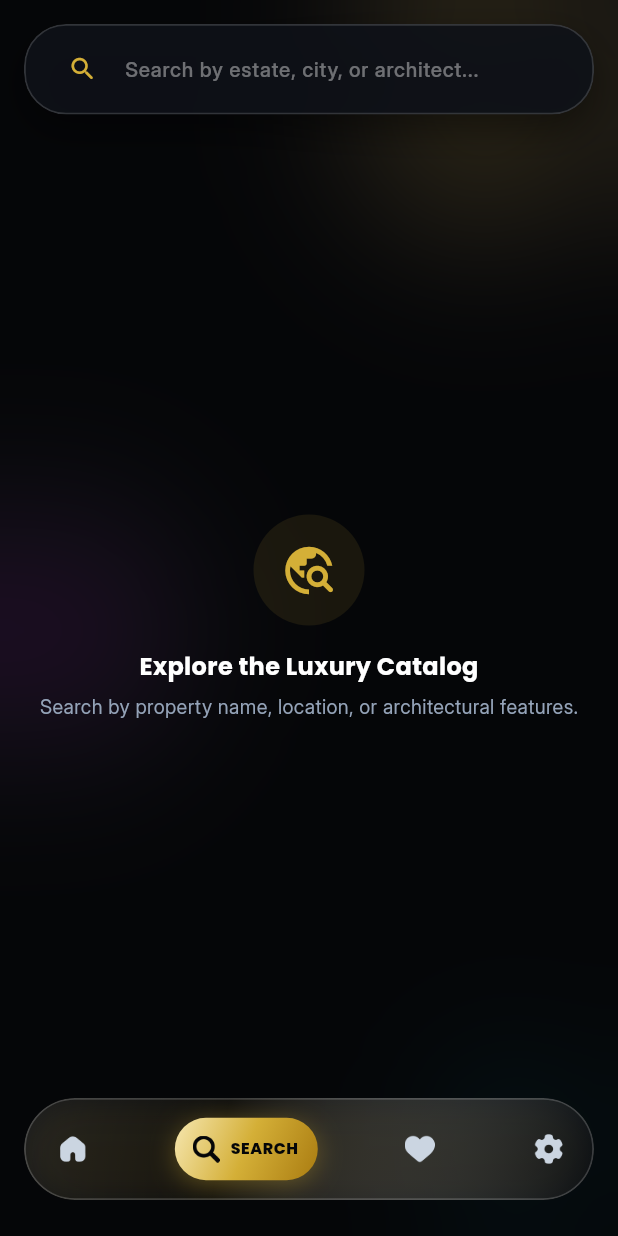
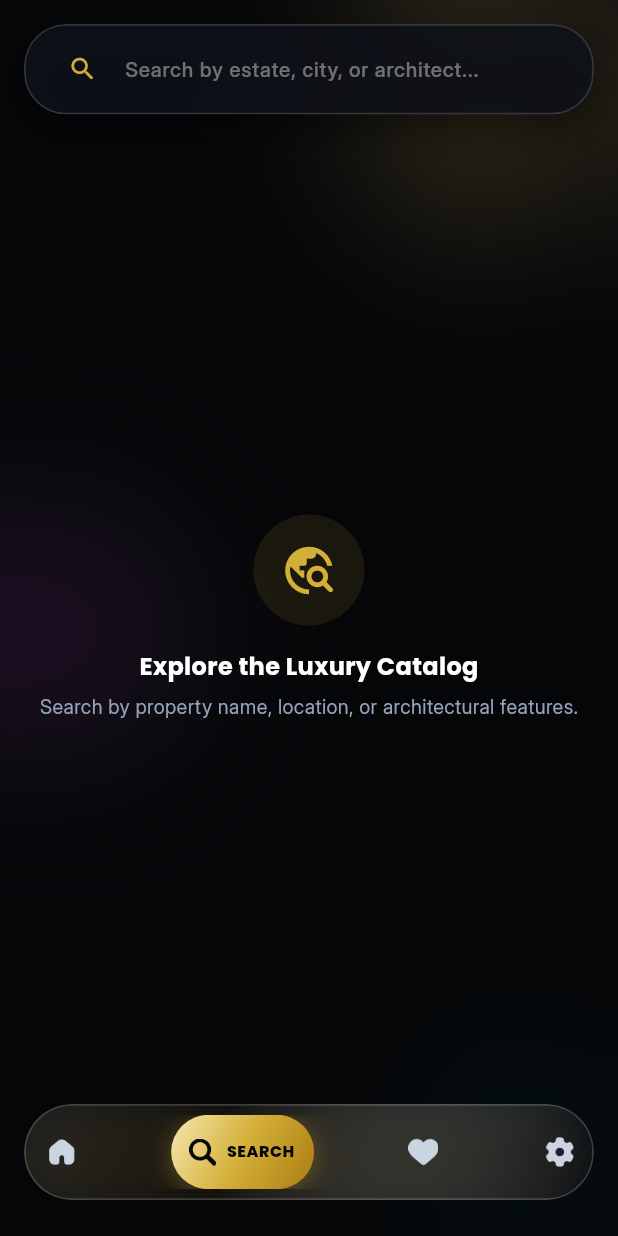
Before and after one commit to zactsm/vizare-android-app, a Flutter app: the HomeBuyerPage screen opened directly, swiped to page 2, on a phone screen of 412 x 824 dp. Run offline on Flutter 3.47's test engine with Material 3 defaults, Android fonts, the phone set to English and light mode, and no system bars; our stand-ins replace file_picker, flutter_dotenv, geocoding, google_fonts, google_maps_flutter, google_sign_in and 5 more; missing offline and left inert: dart:html, dart:js_interop, model_viewer_plus; accounts and stored records are empty; network calls fail.

Commit message:
refactor: adjust floating navigation bar padding, dimensions, and pill layout for a more refined appearance

```diff
--- a/lib/pages/utils/floating_bottom_nav_bar.dart
+++ b/lib/pages/utils/floating_bottom_nav_bar.dart
@@ -139,8 +139,8 @@ class _FloatingBottomNavBarState extends State<FloatingBottomNavBar>
 
     final double maxBarWidth = screenWidth > 480 ? 480 : screenWidth;
     final double barWidth = maxBarWidth - 32;
-    const double containerPaddingH = 10.0;
-    final double innerWidth = barWidth - (2 * containerPaddingH);
+    const double pillInset = 6.0;
+    final double innerWidth = barWidth - (2 * pillInset);
 
     // Dynamic space allocation:
     // When a tab is active (closeness = 1.0), it expands to its target active width.
@@ -158,7 +158,7 @@ class _FloatingBottomNavBarState extends State<FloatingBottomNavBar>
 
     final double totalTabWidths = tabWidths.reduce((a, b) => a + b);
     final double availableSpace = innerWidth - totalTabWidths;
-    final double dynamicGap = (availableSpace / 3.0).clamp(0.0, 50.0);
+    final double dynamicGap = (availableSpace / 3.0).clamp(0.0, 60.0);
 
     // Compute continuous left coordinates for each item
     final List<double> tabLefts = [];
@@ -294,18 +294,15 @@ class _FloatingBottomNavBarState extends State<FloatingBottomNavBar>
           bottom: 24,
         ),
         child: ClipRRect(
-          borderRadius: BorderRadius.circular(36),
+          borderRadius: BorderRadius.circular(32),
           child: BackdropFilter(
             filter: ImageFilter.blur(sigmaX: 30.0, sigmaY: 30.0),
             child: Container(
-              height: 68,
-              padding: const EdgeInsets.symmetric(
-                horizontal: containerPaddingH,
-                vertical: 6,
-              ),
+              height: 64,
+              padding: const EdgeInsets.all(pillInset),
               decoration: BoxDecoration(
                 color: VizareColors.obsidianSurface.withValues(alpha: 0.72),
-                borderRadius: BorderRadius.circular(36),
+                borderRadius: BorderRadius.circular(32),
                 border: Border.all(
                   color: Colors.white.withValues(alpha: 0.18),
                   width: 1.2,
@@ -338,13 +335,13 @@ class _FloatingBottomNavBarState extends State<FloatingBottomNavBar>
                   // 1. Fluidly morphing VisionOS Champagne Gold pill
                   Positioned(
                     left: activePillLeft,
-                    top: 6,
-                    bottom: 6,
+                    top: 0,
+                    bottom: 0,
                     width: activePillWidth,
                     child: Container(
                       decoration: BoxDecoration(
                         gradient: VizareColors.goldGradient,
-                        borderRadius: BorderRadius.circular(24),
+                        borderRadius: BorderRadius.circular(26),
                         boxShadow: [
                           BoxShadow(
                             color: VizareColors.champagneGold.withValues(alpha: 0.35),
```
